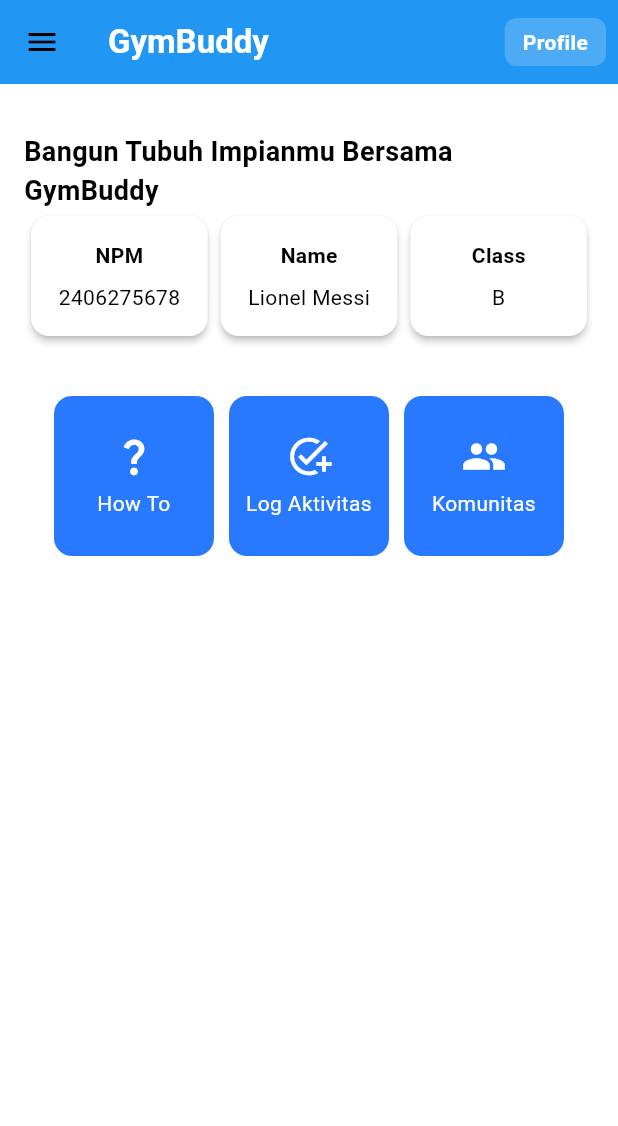
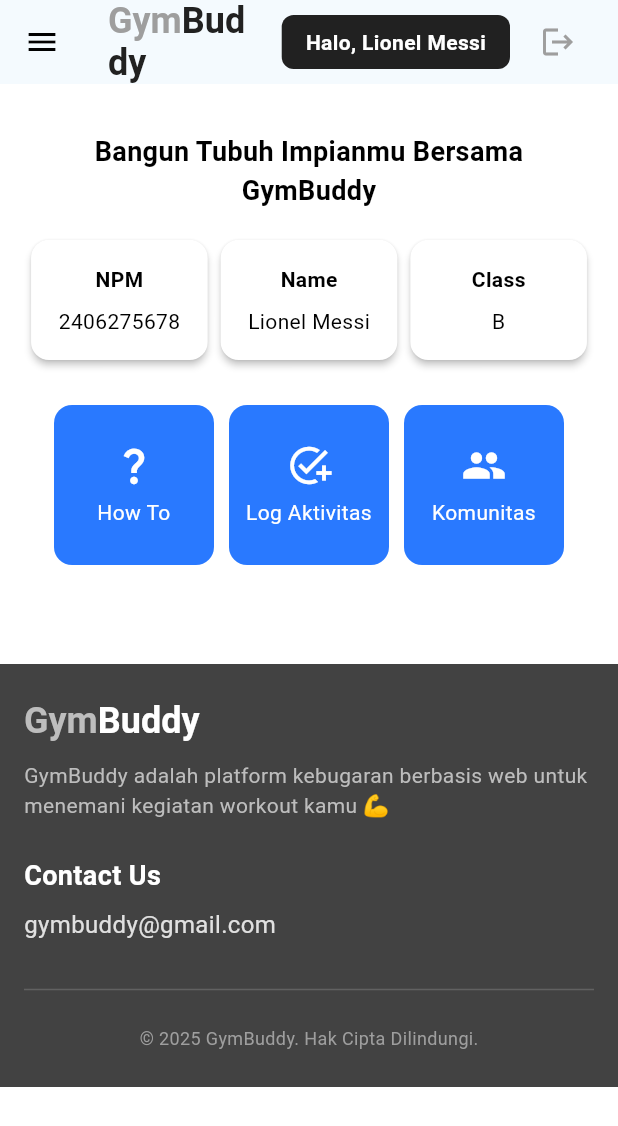
Before and after one commit to pbp-d4-semogalancar/gymbuddy-mobile, a Flutter app: the MyHomePage screen opened directly, on a phone screen of 412 x 824 dp. Shown: the top 1126 px of the screen. Run offline on Flutter 3.47's test engine with Material 3 defaults, Android fonts, the phone set to English and light mode, and no system bars; missing offline and left inert: pbp_django_auth.

Commit message:
create header & footer

```diff
--- a/lib/screens/menu.dart
+++ b/lib/screens/menu.dart
@@ -5,7 +5,6 @@
 
 class MyHomePage extends StatelessWidget {
   MyHomePage({super.key});
-
 
   final String nama = "Lionel Messi"; //nama
   final String npm = "2406275678"; //npm
@@ -19,76 +18,113 @@
 
   @override
   Widget build(BuildContext context) {
-  // Scaffold menyediakan struktur dasar halaman dengan AppBar dan body.
     return Scaffold(
-      // AppBar adalah bagian atas halaman yang menampilkan judul.
       appBar: AppBar(
-        // Judul aplikasi "GymBuddy" dengan teks putih dan tebal.
-        title: const Text(
-          'GymBuddy',
-          style: TextStyle(
-            color: Colors.white,
+        backgroundColor: Colors.white,
+        elevation: 1, // Shadow tipis (shadow-sm)
+        // Mengubah warna icon hamburger menu menjadi hitam
+        iconTheme: const IconThemeData(color: Colors.black),
+
+        // Logo Text: "Gym" (Abu-abu) + "Buddy" (Hitam)
+        title: RichText(
+          text: TextSpan(
+            style: const TextStyle(
+              fontSize: 24,
               fontWeight: FontWeight.bold,
+            ), // text-2xl font-bold
+            children: [
+              TextSpan(
+                text: 'Gym',
+                style: TextStyle(color: Colors.grey[500]), // text-gray-500
+              ),
+              TextSpan(
+                text: 'Buddy',
+                style: TextStyle(color: Colors.grey[900]), // text-gray-900
+              ),
+            ],
           ),
         ),
-        // Warna latar belakang AppBar diambil dari skema warna tema aplikasi.
-        backgroundColor: Theme.of(context).colorScheme.primary,
 
-        // Tombol Profile
+        // Tombol di sebelah kanan (Actions)
         actions: [
           Padding(
-            padding: const EdgeInsets.symmetric(horizontal: 8.0, vertical: 6.0),
-            child: InkWell(
+            padding: const EdgeInsets.only(right: 16.0),
+            child: Row(
+              children: [
+                // Tombol "Halo, [Nama]"
+                GestureDetector(
                   onTap: () {
+                    // Navigasi ke UserProfilePage
                     Navigator.push(
                       context,
                       MaterialPageRoute(
-                    builder: (context) => UserProfilePage(),
-                  )
+                        builder: (context) => const UserProfilePage(),
+                      ),
                     );
                   },
-              borderRadius: BorderRadius.circular(8),
                   child: Container(
-                padding: const EdgeInsets.symmetric(horizontal: 12, vertical: 6),
+                    padding: const EdgeInsets.symmetric(
+                      horizontal: 16,
+                      vertical: 8,
+                    ),
                     decoration: BoxDecoration(
-                  color: Colors.white.withOpacity(0.2), // background button
-                  borderRadius: BorderRadius.circular(8),
+                      color: Colors.grey[900], // bg-gray-900
+                      borderRadius: BorderRadius.circular(8), // rounded-md
                     ),
-                child: const Text(
-                  'Profile',
-                  style: TextStyle(
-                    color: Colors.white,
+                    child: Text(
+                      'Halo, $nama',
+                      style: const TextStyle(
+                        color: Colors.white, // text-white
                         fontWeight: FontWeight.bold,
+                        fontSize: 14,
                       ),
                     ),
                   ),
                 ),
+
+                const SizedBox(width: 8), // Spasi antar elemen
+                // Tombol Logout (ikon)
+                IconButton(
+                  icon: const Icon(Icons.logout, color: Colors.grey),
+                  tooltip: 'Logout',
+                  onPressed: () {
+                    // Implementasi logika logout di sini nanti
+                    ScaffoldMessenger.of(context).showSnackBar(
+                      const SnackBar(
+                        content: Text("Logout berhasil (simulasi)"),
+                      ),
+                    );
+                  },
                 ),
               ],
             ),
-      // LEFT DRAWER
-      drawer: LeftDrawer(),
+          ),
+        ],
+      ),
 
-      // Body halaman dengan padding di sekelilingnya.
-      body: Padding(
+      drawer: const LeftDrawer(),
+      // Menggunakan SingleChildScrollView agar bisa scroll sampai footer
+      body: SingleChildScrollView(
+        child: Column(
+          children: [
+            // --- KONTEN UTAMA ---
+            Padding(
               padding: const EdgeInsets.all(16.0),
-        // Menyusun widget secara vertikal dalam sebuah kolom.
               child: Column(
-          crossAxisAlignment: CrossAxisAlignment.center,
                 children: [
-            // Menampilkan teks sambutan dengan gaya tebal dan ukuran 18.
                   const Padding(
-              padding: EdgeInsets.only(top: 16.0),
+                    padding: EdgeInsets.only(top: 16.0, bottom: 16.0),
                     child: Text(
                       'Bangun Tubuh Impianmu Bersama GymBuddy',
                       style: TextStyle(
                         fontWeight: FontWeight.bold,
                         fontSize: 18.0,
                       ),
+                      textAlign: TextAlign.center,
                     ),
                   ),
 
-            // Row untuk menampilkan 3 InfoCard secara horizontal.
+                  // Info Cards (NPM, Nama, Kelas)
                   Row(
                     mainAxisAlignment: MainAxisAlignment.spaceEvenly,
                     children: [
@@ -98,27 +134,19 @@
                     ],
                   ),
 
-            // Memberikan jarak vertikal 16 unit.
                   const SizedBox(height: 16.0),
 
-            // Menempatkan widget berikutnya di tengah halaman.
-            Center(
-              child: Column(
-                // Menyusun teks dan grid item secara vertikal.
-
-                children: [
-
-                  // Grid untuk menampilkan ItemCard dalam bentuk grid 3 kolom.
+                  // Grid Menu
                   GridView.count(
-                    primary: true,
-                    padding: const EdgeInsets.all(20),
+                    primary: false,
+                    shrinkWrap: true, // Agar grid tidak scroll sendiri
+                    padding: const EdgeInsets.symmetric(
+                      horizontal: 20,
+                      vertical: 10,
+                    ),
                     crossAxisSpacing: 10,
                     mainAxisSpacing: 10,
                     crossAxisCount: 3,
-                    // Agar grid menyesuaikan tinggi kontennya.
-                    shrinkWrap: true,
-
-                    // Menampilkan ItemCard untuk setiap item dalam list items.
                     children: items.map((ItemHomepage item) {
                       return ItemCard(item);
                     }).toList(),
@@ -126,6 +154,10 @@
                 ],
               ),
             ),
+
+            const SizedBox(height: 40), // Jarak sebelum footer
+            // --- WIDGET FOOTER ---
+            const GymBuddyFooter(),
           ],
         ),
       ),
@@ -134,33 +166,93 @@
 }
 
 class InfoCard extends StatelessWidget {
-  // Kartu informasi yang menampilkan title dan content.
-
-  final String title;  // Judul kartu.
-  final String content;  // Isi kartu.
+  final String title;
+  final String content;
 
   const InfoCard({super.key, required this.title, required this.content});
 
   @override
   Widget build(BuildContext context) {
     return Card(
-      // Membuat kotak kartu dengan bayangan dibawahnya.
       elevation: 2.0,
       child: Container(
-        // Mengatur ukuran dan jarak di dalam kartu.
-        width: MediaQuery.of(context).size.width / 3.5, // menyesuaikan dengan lebar device yang digunakan.
+        width: MediaQuery.of(context).size.width / 3.5,
         padding: const EdgeInsets.all(16.0),
-        // Menyusun title dan content secara vertikal.
         child: Column(
           children: [
-            Text(
-              title,
-              style: const TextStyle(fontWeight: FontWeight.bold),
-            ),
+            Text(title, style: const TextStyle(fontWeight: FontWeight.bold)),
             const SizedBox(height: 8.0),
             Text(content),
           ],
         ),
+      ),
+    );
+  }
+}
+
+// Widget Footer sesuai desain HTML
+class GymBuddyFooter extends StatelessWidget {
+  const GymBuddyFooter({super.key});
+
+  @override
+  Widget build(BuildContext context) {
+    return Container(
+      color: Colors.grey[800], // bg-gray-800
+      width: double.infinity,
+      padding: const EdgeInsets.symmetric(vertical: 24.0, horizontal: 16.0),
+      child: Column(
+        crossAxisAlignment: CrossAxisAlignment.start,
+        children: [
+          // Logo Footer
+          RichText(
+            text: TextSpan(
+              style: const TextStyle(fontSize: 24, fontWeight: FontWeight.bold),
+              children: [
+                TextSpan(
+                  text: 'Gym',
+                  style: TextStyle(color: Colors.grey[400]), // text-gray-400
+                ),
+                const TextSpan(
+                  text: 'Buddy',
+                  style: TextStyle(color: Colors.white), // text-white
+                ),
+              ],
+            ),
+          ),
+          const SizedBox(height: 12),
+
+          Text(
+            'GymBuddy adalah platform kebugaran berbasis web untuk menemani kegiatan workout kamu 💪',
+            style: TextStyle(color: Colors.grey[400], fontSize: 14),
+          ),
+
+          const SizedBox(height: 24),
+
+          const Text(
+            'Contact Us',
+            style: TextStyle(
+              fontSize: 18,
+              fontWeight: FontWeight.bold,
+              color: Colors.white,
+            ),
+          ),
+          const SizedBox(height: 8),
+          Text(
+            'gymbuddy@gmail.com',
+            style: TextStyle(color: Colors.grey[300], fontSize: 16),
+          ),
+
+          const SizedBox(height: 24),
+          Divider(color: Colors.grey[700]),
+          const SizedBox(height: 16),
+
+          Center(
+            child: Text(
+              '© 2025 GymBuddy. Hak Cipta Dilindungi.',
+              style: TextStyle(color: Colors.grey[500], fontSize: 12),
+            ),
+          ),
+        ],
       ),
     );
   }
```
Also changed, not shown: lib/screens/register.dart (+21 -13 lines), pubspec.lock. Lines whose indentation alone changed are shown as unchanged.
